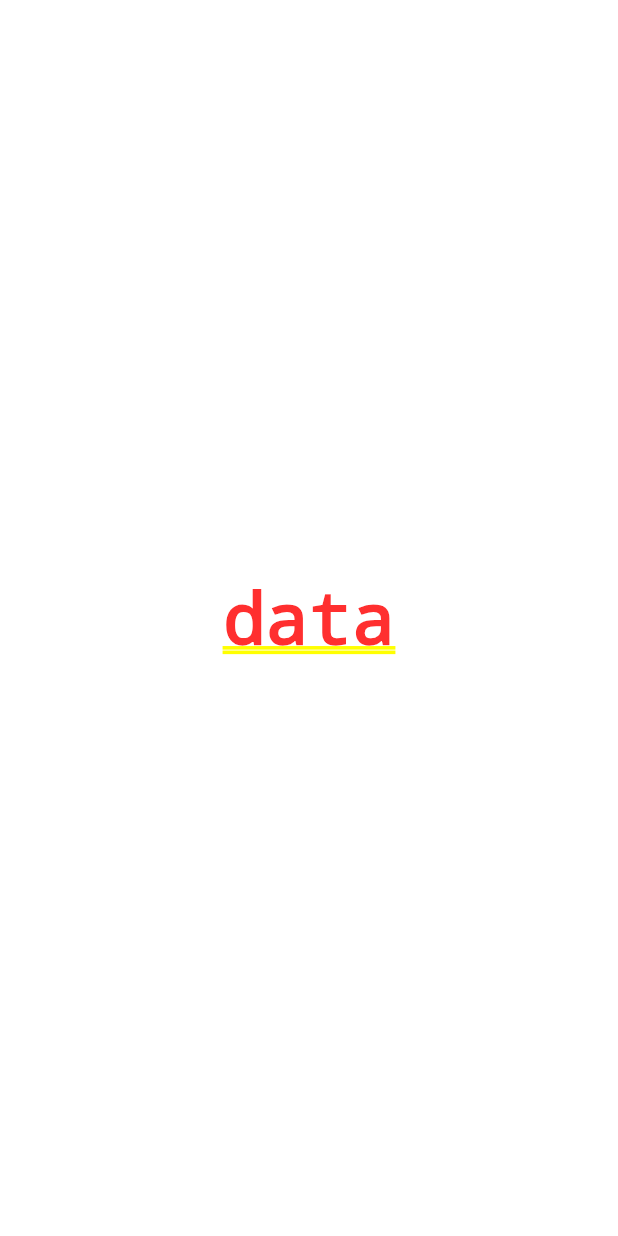
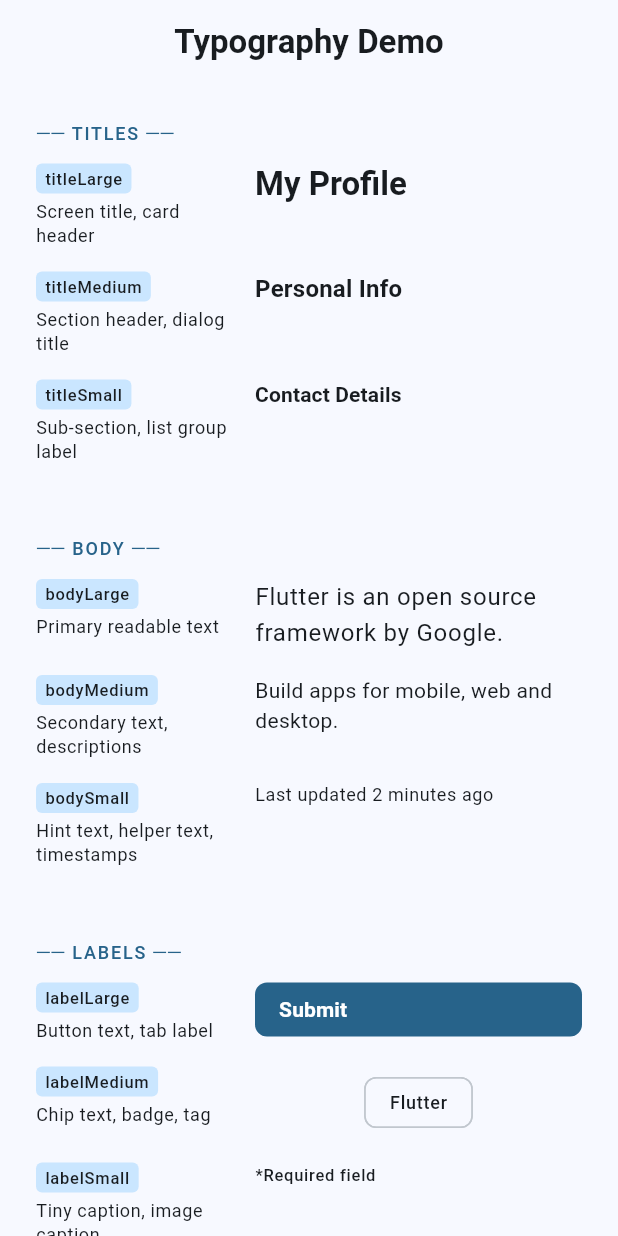
Before and after one commit to Arshad-ullah/action_github_testing, a Flutter app: the screen it shows after launch, on a phone screen of 412 x 824 dp. Run offline on Flutter 3.47's test engine with Material 3 defaults, Android fonts, the phone set to English and light mode, and no system bars.

Commit message:
changes done

```diff
--- a/lib/app_theme.dart
+++ b/lib/app_theme.dart
@@ -5,14 +5,20 @@ class AppTheme {
 
   static TextTheme get _textTheme {
     return const TextTheme(
-      headlineLarge: TextStyle(
-        fontSize: 32,
-        fontWeight: FontWeight.bold,
+      // TITLES
+      titleLarge: TextStyle(fontSize: 22, fontWeight: FontWeight.bold),
+      titleMedium: TextStyle(fontSize: 16, fontWeight: FontWeight.w600),
+      titleSmall: TextStyle(fontSize: 14, fontWeight: FontWeight.w600),
 
-        letterSpacing: -0.5,
-      ),
-      bodyLarge: TextStyle(fontSize: 16, letterSpacing: 0.15),
-      labelLarge: TextStyle(fontSize: 18, fontWeight: FontWeight.w600),
+      // BODY
+      bodyLarge: TextStyle(fontSize: 16, fontWeight: FontWeight.normal),
+      bodyMedium: TextStyle(fontSize: 14, fontWeight: FontWeight.normal),
+      bodySmall: TextStyle(fontSize: 12, fontWeight: FontWeight.normal),
+
+      // LABELS
+      labelLarge: TextStyle(fontSize: 14, fontWeight: FontWeight.w600),
+      labelMedium: TextStyle(fontSize: 12, fontWeight: FontWeight.w500),
+      labelSmall: TextStyle(fontSize: 11, fontWeight: FontWeight.w500),
     );
   }
 
--- a/lib/login_screen.dart
+++ b/lib/login_screen.dart
@@ -243,7 +243,7 @@ class _FormContent extends StatelessWidget {
                         borderRadius: BorderRadius.circular(16),
                       ),
                       filled: true,
-                      fillColor: Theme.of(context).colorScheme.surface,
+                      fillColor: Theme.of(context).colorScheme.onSurfaceVariant,
                     ),
                     validator: (value) {
                       if (value == null || value.isEmpty) {
--- a/lib/main.dart
+++ b/lib/main.dart
@@ -1,6 +1,6 @@
 import 'package:flutter/material.dart';
 import 'package:my_app/app_theme.dart';
-import 'package:my_app/responsive.dart';
+import 'package:my_app/typegraph.dart';
 
 void main() {
   // debugPrintRebuildDirtyWidgets = true;
@@ -23,7 +23,7 @@ class MyApp extends StatelessWidget {
           theme: AppTheme.lightTheme,
           darkTheme: AppTheme.darkTheme,
           themeMode: currentMode,
-          home: const ResponsiveScreen(),
+          home: const TypographyDemoScreen(),
         );
       },
     );
--- /dev/null
+++ b/lib/typegraph.dart
@@ -0,0 +1,231 @@
+import 'package:flutter/material.dart';
+
+class TypographyDemoScreen extends StatelessWidget {
+  const TypographyDemoScreen({super.key});
+
+  @override
+  Widget build(BuildContext context) {
+    final t = Theme.of(context).textTheme;
+    final color = Theme.of(context).colorScheme;
+
+    return Scaffold(
+      appBar: AppBar(
+        title: Text(
+          'Typography Demo',
+          style: t.titleLarge,
+        ), // 👈 titleLarge in AppBar
+      ),
+      body: SingleChildScrollView(
+        padding: const EdgeInsets.all(24),
+        child: Column(
+          crossAxisAlignment: CrossAxisAlignment.start,
+          children: [
+            // ─── TITLES SECTION ───────────────────────────────────
+            _SectionHeader(label: '── TITLES ──', color: color.primary),
+            const SizedBox(height: 12),
+
+            _StyleRow(
+              tag: 'titleLarge',
+              description: 'Screen title, card header',
+              child: Text('My Profile', style: t.titleLarge),
+            ),
+            _StyleRow(
+              tag: 'titleMedium',
+              description: 'Section header, dialog title',
+              child: Text('Personal Info', style: t.titleMedium),
+            ),
+            _StyleRow(
+              tag: 'titleSmall',
+              description: 'Sub-section, list group label',
+              child: Text('Contact Details', style: t.titleSmall),
+            ),
+
+            const SizedBox(height: 32),
+
+            // ─── BODY SECTION ─────────────────────────────────────
+            _SectionHeader(label: '── BODY ──', color: color.primary),
+            const SizedBox(height: 12),
+
+            _StyleRow(
+              tag: 'bodyLarge',
+              description: 'Primary readable text',
+              child: Text(
+                'Flutter is an open source framework by Google.',
+                style: t.bodyLarge,
+              ),
+            ),
+            _StyleRow(
+              tag: 'bodyMedium',
+              description: 'Secondary text, descriptions',
+              child: Text(
+                'Build apps for mobile, web and desktop.',
+                style: t.bodyMedium,
+              ),
+            ),
+            _StyleRow(
+              tag: 'bodySmall',
+              description: 'Hint text, helper text, timestamps',
+              child: Text('Last updated 2 minutes ago', style: t.bodySmall),
+            ),
+
+            const SizedBox(height: 32),
+
+            // ─── LABELS SECTION ───────────────────────────────────
+            _SectionHeader(label: '── LABELS ──', color: color.primary),
+            const SizedBox(height: 12),
+
+            _StyleRow(
+              tag: 'labelLarge',
+              description: 'Button text, tab label',
+              child: Container(
+                padding: const EdgeInsets.symmetric(
+                  horizontal: 16,
+                  vertical: 8,
+                ),
+                decoration: BoxDecoration(
+                  color: color.primary,
+                  borderRadius: BorderRadius.circular(8),
+                ),
+                child: Text(
+                  'Submit',
+                  style: t.labelLarge?.copyWith(color: color.onPrimary),
+                ),
+              ),
+            ),
+            _StyleRow(
+              tag: 'labelMedium',
+              description: 'Chip text, badge, tag',
+              child: Chip(label: Text('Flutter', style: t.labelMedium)),
+            ),
+            _StyleRow(
+              tag: 'labelSmall',
+              description: 'Tiny caption, image caption',
+              child: Text('*Required field', style: t.labelSmall),
+            ),
+
+            const SizedBox(height: 40),
+
+            // ─── REAL WORLD CARD EXAMPLE ──────────────────────────
+            _SectionHeader(
+              label: '── REAL CARD EXAMPLE ──',
+              color: color.secondary,
+            ),
+            const SizedBox(height: 12),
+
+            Card(
+              child: Padding(
+                padding: const EdgeInsets.all(16),
+                child: Column(
+                  crossAxisAlignment: CrossAxisAlignment.start,
+                  children: [
+                    Text(
+                      'Arshad\'s Profile',
+                      style: t.titleLarge,
+                    ), // card title
+                    const SizedBox(height: 4),
+                    Text('Flutter Developer', style: t.titleSmall), // sub title
+                    const Divider(height: 24),
+                    Text(
+                      'Passionate about building beautiful mobile apps '
+                      'with clean and maintainable code.',
+                      style: t.bodyLarge, // main text
+                    ),
+                    const SizedBox(height: 8),
+                    Text(
+                      'Peshawar, Pakistan',
+                      style: t.bodyMedium, // secondary text
+                    ),
+                    const SizedBox(height: 4),
+                    Text('Joined April 2024', style: t.bodySmall), // small info
+                    const SizedBox(height: 16),
+                    Row(
+                      children: [
+                        Chip(label: Text('Dart', style: t.labelMedium)),
+                        const SizedBox(width: 8),
+                        Chip(label: Text('Flutter', style: t.labelMedium)),
+                        const SizedBox(width: 8),
+                        Chip(label: Text('Firebase', style: t.labelMedium)),
+                      ],
+                    ),
+                    const SizedBox(height: 8),
+                    Text(
+                      '*Public profile',
+                      style: t.labelSmall,
+                    ), // tiny caption
+                  ],
+                ),
+              ),
+            ),
+          ],
+        ),
+      ),
+    );
+  }
+}
+
+// ── Helpers ──────────────────────────────────────────────────────────────────
+
+class _SectionHeader extends StatelessWidget {
+  final String label;
+  final Color color;
+  const _SectionHeader({required this.label, required this.color});
+
+  @override
+  Widget build(BuildContext context) {
+    return Text(
+      label,
+      style: Theme.of(
+        context,
+      ).textTheme.labelMedium?.copyWith(color: color, letterSpacing: 1.2),
+    );
+  }
+}
+
+class _StyleRow extends StatelessWidget {
+  final String tag;
+  final String description;
+  final Widget child;
+  const _StyleRow({
+    required this.tag,
+    required this.description,
+    required this.child,
+  });
+
+  @override
+  Widget build(BuildContext context) {
+    final t = Theme.of(context).textTheme;
+    return Padding(
+      padding: const EdgeInsets.only(bottom: 16),
+      child: Row(
+        crossAxisAlignment: CrossAxisAlignment.start,
+        children: [
+          // Left: tag + description
+          SizedBox(
+            width: 130,
+            child: Column(
+              crossAxisAlignment: CrossAxisAlignment.start,
+              children: [
+                Container(
+                  padding: const EdgeInsets.symmetric(
+                    horizontal: 6,
+                    vertical: 2,
+                  ),
+                  decoration: BoxDecoration(
+                    color: Theme.of(context).colorScheme.primaryContainer,
+                    borderRadius: BorderRadius.circular(4),
+                  ),
+                  child: Text(tag, style: t.labelSmall),
+                ),
+                const SizedBox(height: 4),
+                Text(description, style: t.bodySmall),
+              ],
+            ),
+          ),
+          const SizedBox(width: 16),
+          // Right: actual styled text
+          Expanded(child: child),
+        ],
+      ),
+    );
+  }
+}
```
